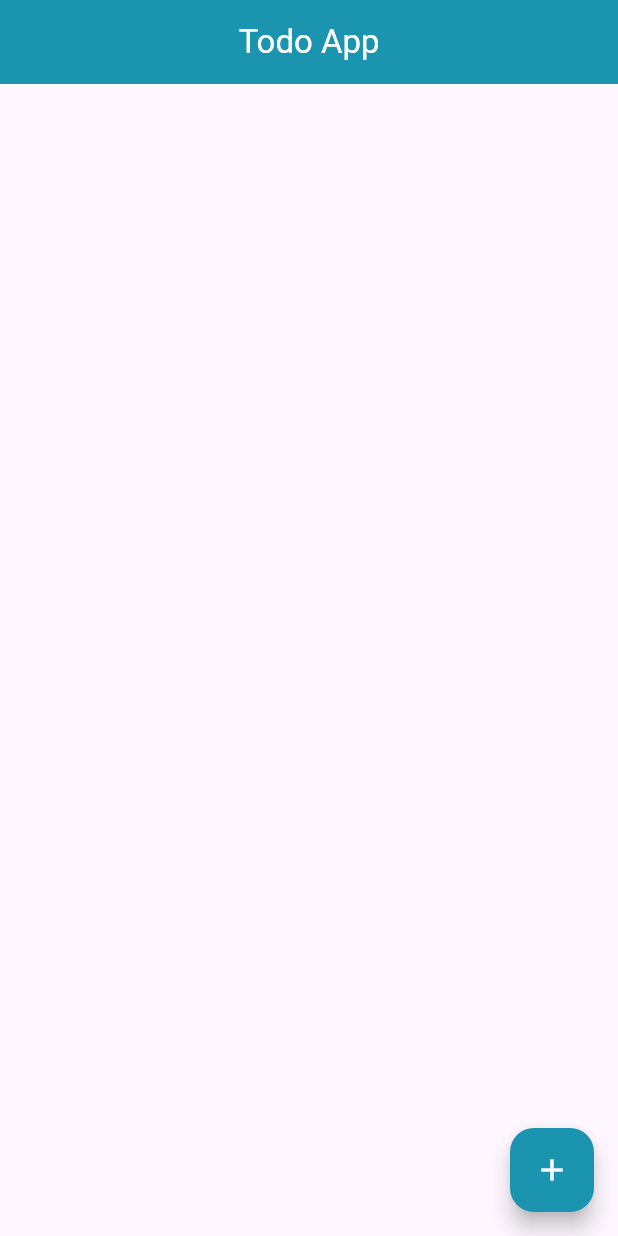
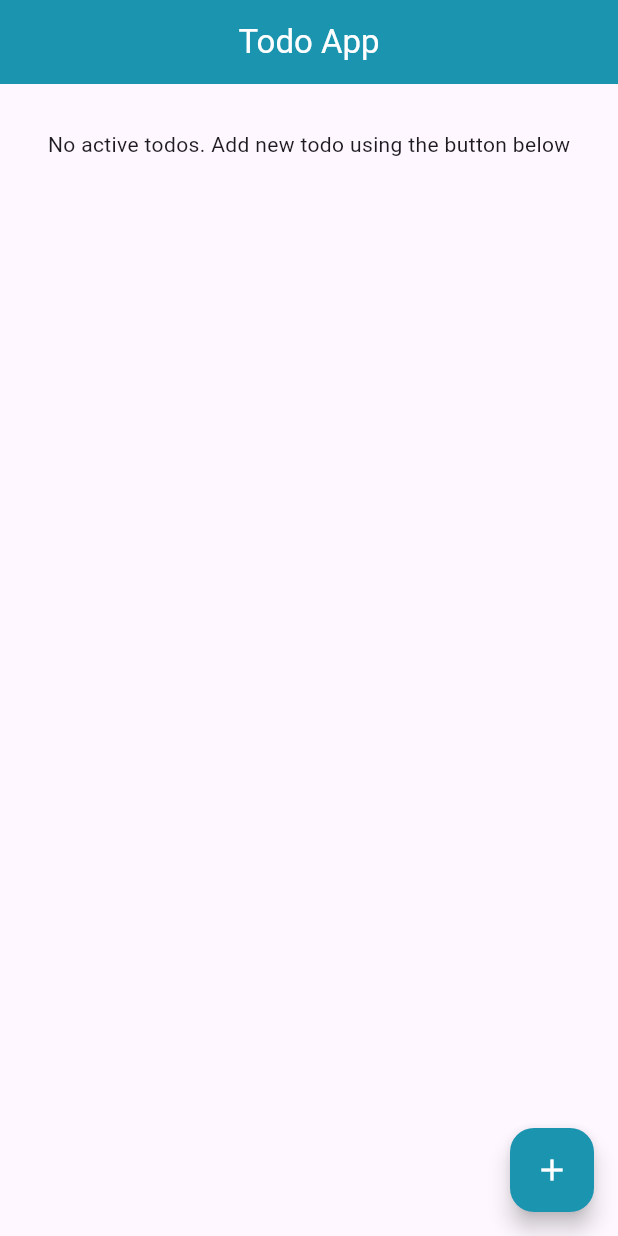
Before and after one commit to akshkin/flutter-todo, a Flutter app: the screen it shows after launch, on a phone screen of 412 x 824 dp. Run offline on Flutter 3.47's test engine with Material 3 defaults, Android fonts, the phone set to English and light mode, and no system bars; our stand-ins replace flutter_riverpod, flutter_slidable.

Commit message:
Fix todo actions

```diff
--- a/lib/pages/add.dart
+++ b/lib/pages/add.dart
@@ -12,7 +12,8 @@ class AddTodo extends ConsumerWidget {
     return Scaffold(
         appBar: AppBar(title: const Text("Add todo")),
         body: Center(
-            child: Column(children: [
+            child:
+                Column(mainAxisAlignment: MainAxisAlignment.center, children: [
           Padding(
             padding: const EdgeInsets.all(8.0),
             child: TextField(
--- a/lib/pages/home.dart
+++ b/lib/pages/home.dart
@@ -24,6 +24,16 @@ class MyHomePage extends ConsumerWidget {
       body: ListView.builder(
           itemCount: activeTodos.length + 1,
           itemBuilder: (context, index) {
+            if (activeTodos.isEmpty) {
+              return const Padding(
+                padding: EdgeInsets.fromLTRB(8, 30, 8, 0),
+                child: Center(
+                  child: Text(
+                      "No active todos. Add new todo using the button below"),
+                ),
+              );
+            }
+
             if (index == activeTodos.length) {
               if (completedTodos.isEmpty) {
                 return Container();
@@ -41,7 +51,9 @@ class MyHomePage extends ConsumerWidget {
                       ActionPane(motion: const ScrollMotion(), children: [
                     SlidableAction(
                       onPressed: (context) {
-                        ref.watch(todoProvider.notifier).deleteTodo(index);
+                        ref
+                            .watch(todoProvider.notifier)
+                            .deleteTodo(todos[index].todoId);
                       },
                       backgroundColor: Colors.red,
                       borderRadius: BorderRadius.circular(10),
@@ -52,16 +64,22 @@ class MyHomePage extends ConsumerWidget {
                       ActionPane(motion: const ScrollMotion(), children: [
                     SlidableAction(
                       onPressed: (context) {
-                        ref.watch(todoProvider.notifier).completedTodo(index);
+                        ref
+                            .watch(todoProvider.notifier)
+                            .completedTodo(todos[index].todoId);
                       },
                       backgroundColor: Colors.green,
                       borderRadius: BorderRadius.circular(10),
-                      icon: todos[index].completed
-                          ? Icons.check_circle
-                          : Icons.check_box_outline_blank,
+                      icon: Icons.check_box_outline_blank,
                     )
                   ]),
-                  child: ListTile(title: Text(activeTodos[index].content)));
+                  child: Container(
+                      margin: const EdgeInsets.all(8),
+                      decoration: BoxDecoration(
+                          color: const Color.fromARGB(255, 251, 219, 247),
+                          borderRadius: BorderRadius.circular(10)),
+                      child:
+                          ListTile(title: Text(activeTodos[index].content))));
             }
             // }
           }),
```
Also changed, not shown: lib/pages/completed.dart (+11 -6 lines).
